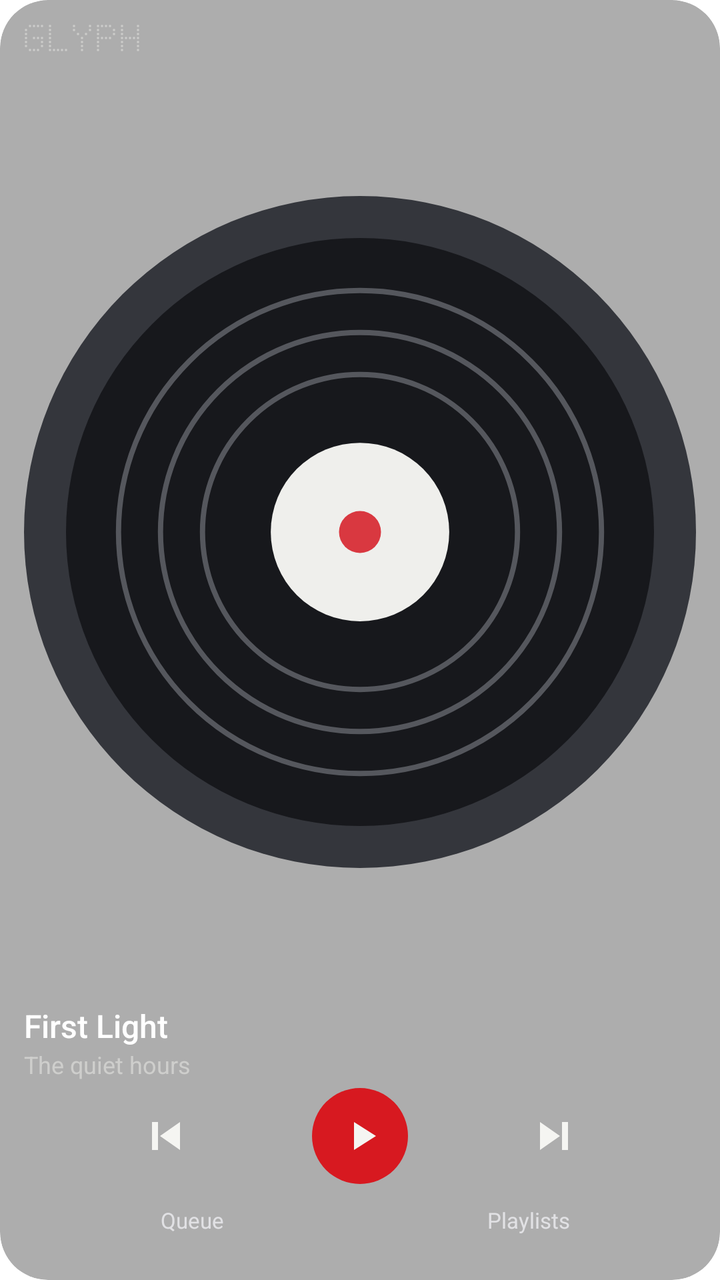
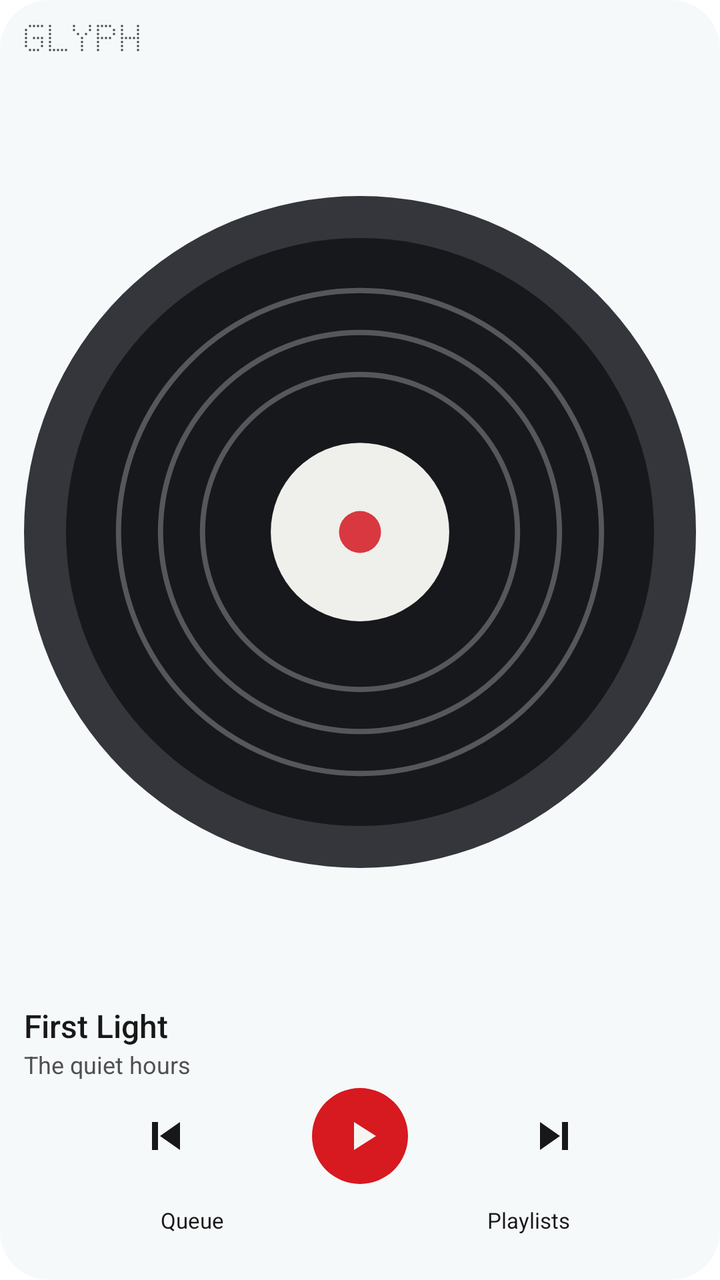

Screens rendered from an Android XML layout before and after an edit, with the pre-edit source and the edit as a unified diff.
<!-- AndroidManifest.xml: fallback theme Theme.MaterialComponents.DayNight.NoActionBar -->
<!-- res/layout/glyph_tall_preview.xml -->
<FrameLayout xmlns:android="http://schemas.android.com/apk/res/android" android:id="@+id/widget_root" android:layout_width="match_parent" android:layout_height="match_parent" android:background="@drawable/widget_background" android:clipToOutline="true"><ImageView android:id="@+id/widget_surface" android:layout_width="match_parent" android:layout_height="match_parent" android:scaleType="fitXY" android:importantForAccessibility="no" /><LinearLayout android:layout_width="match_parent" android:layout_height="match_parent" android:orientation="vertical" android:padding="12dp"><ImageView android:layout_width="60dp" android:layout_height="14dp" android:layout_marginBottom="4dp" android:src="@drawable/widget_brand" android:contentDescription="Glyph Music" /><ImageView android:id="@+id/widget_record" android:layout_width="match_parent" android:layout_height="0dp" android:layout_weight="1" android:layout_marginVertical="8dp" android:src="@drawable/widget_album_placeholder" android:scaleType="fitCenter" android:contentDescription="Album artwork" /><TextView android:id="@+id/track_title" android:layout_width="match_parent" android:layout_height="22dp" android:text="First Light" android:textColor="#FFFFFF" android:textSize="16sp" android:fontFamily="sans-serif-medium" android:maxLines="1" android:ellipsize="end" /><TextView android:id="@+id/track_artist" android:layout_width="match_parent" android:layout_height="20dp" android:text="The quiet hours" android:textColor="#CECECC" android:textSize="12sp" android:maxLines="1" android:ellipsize="end" /><LinearLayout android:layout_width="match_parent" android:layout_height="48dp" android:gravity="center_vertical" android:orientation="horizontal">
    <ImageButton android:id="@+id/previous_track" android:layout_width="0dp" android:layout_weight="1" android:layout_height="48dp" android:padding="4dp" android:background="@android:color/transparent" android:src="@drawable/widget_previous" android:contentDescription="Previous track" />
    <ImageButton android:id="@+id/play_pause" android:layout_width="48dp" android:layout_height="48dp" android:padding="12dp" android:background="@drawable/widget_play_background" android:src="@drawable/widget_play" android:contentDescription="Play" />
    <ImageButton android:id="@+id/next_track" android:layout_width="0dp" android:layout_weight="1" android:layout_height="48dp" android:padding="4dp" android:background="@android:color/transparent" android:src="@drawable/widget_next" android:contentDescription="Next track" />
</LinearLayout><LinearLayout android:id="@+id/widget_shortcuts" android:layout_width="match_parent" android:layout_height="36dp" android:orientation="horizontal">
    <TextView android:id="@+id/queue_shortcut" android:layout_width="0dp" android:layout_weight="1" android:layout_height="match_parent" android:gravity="center" android:text="Queue" android:textSize="11sp" android:textColor="#E1E1E4" />
    <TextView android:id="@+id/playlists_shortcut" android:layout_width="0dp" android:layout_weight="1" android:layout_height="match_parent" android:gravity="center" android:text="Playlists" android:textSize="11sp" android:textColor="#E1E1E4" />
</LinearLayout></LinearLayout></FrameLayout>
<!-- resources referenced by this layout -->
<resources>
  <!-- drawable widget_album_placeholder (drawable) -->
  <vector xmlns:android="http://schemas.android.com/apk/res/android" android:width="128dp" android:height="128dp" android:viewportWidth="128" android:viewportHeight="128">
      <path android:fillColor="#34363C" android:pathData="M64,0a64,64 0,1 0,0 128a64,64 0,1 0,0 -128" />
      <path android:fillColor="#17181C" android:pathData="M64,8a56,56 0,1 0,0 112a56,56 0,1 0,0 -112" />
      <path android:strokeColor="#55575D" android:strokeWidth="1" android:fillColor="#00000000" android:pathData="M64,18a46,46 0,1 0,0 92a46,46 0,1 0,0 -92M64,26a38,38 0,1 0,0 76a38,38 0,1 0,0 -76M64,34a30,30 0,1 0,0 60a30,30 0,1 0,0 -60" />
      <path android:fillColor="#EFEFEC" android:pathData="M64,47a17,17 0,1 0,0 34a17,17 0,1 0,0 -34" />
      <path android:fillColor="#D93840" android:pathData="M64,60a4,4 0,1 0,0 8a4,4 0,1 0,0 -8" />
  </vector>
  <!-- drawable widget_background (drawable) -->
  <shape xmlns:android="http://schemas.android.com/apk/res/android">
      <solid android:color="#58131313" />
      <corners android:radius="24dp" />
  </shape>
  <!-- drawable widget_brand: vector/xml drawable (drawable, 4222 chars, omitted) -->
  <!-- drawable widget_next (drawable) -->
  <vector xmlns:android="http://schemas.android.com/apk/res/android" android:width="24dp" android:height="24dp" android:viewportWidth="24" android:viewportHeight="24"><path android:fillColor="#F5F5F2" android:pathData="M6,5L16,12L6,19ZM17,5H20V19H17Z" /></vector>
  <!-- drawable widget_play (drawable) -->
  <vector xmlns:android="http://schemas.android.com/apk/res/android" android:width="24dp" android:height="24dp" android:viewportWidth="24" android:viewportHeight="24"><path android:fillColor="#F5F5F2" android:pathData="M9,5L20,12L9,19Z" /></vector>
  <!-- drawable widget_play_background (drawable) -->
  <shape xmlns:android="http://schemas.android.com/apk/res/android" android:shape="oval">
      <solid android:color="#D71920" />
  </shape>
  <!-- drawable widget_previous (drawable) -->
  <vector xmlns:android="http://schemas.android.com/apk/res/android" android:width="24dp" android:height="24dp" android:viewportWidth="24" android:viewportHeight="24"><path android:fillColor="#F5F5F2" android:pathData="M18,5L8,12L18,19ZM4,5H7V19H4Z" /></vector>
</resources>

<!-- the commit's change to res/layout/glyph_tall_preview.xml (unified diff, before → after) -->
@@ -1,8 +1,8 @@
-<FrameLayout xmlns:android="http://schemas.android.com/apk/res/android" android:id="@+id/widget_root" android:layout_width="match_parent" android:layout_height="match_parent" android:background="@drawable/widget_background" android:clipToOutline="true"><ImageView android:id="@+id/widget_surface" android:layout_width="match_parent" android:layout_height="match_parent" android:scaleType="fitXY" android:importantForAccessibility="no" /><LinearLayout android:layout_width="match_parent" android:layout_height="match_parent" android:orientation="vertical" android:padding="12dp"><ImageView android:layout_width="60dp" android:layout_height="14dp" android:layout_marginBottom="4dp" android:src="@drawable/widget_brand" android:contentDescription="Glyph Music" /><ImageView android:id="@+id/widget_record" android:layout_width="match_parent" android:layout_height="0dp" android:layout_weight="1" android:layout_marginVertical="8dp" android:src="@drawable/widget_album_placeholder" android:scaleType="fitCenter" android:contentDescription="Album artwork" /><TextView android:id="@+id/track_title" android:layout_width="match_parent" android:layout_height="22dp" android:text="First Light" android:textColor="#FFFFFF" android:textSize="16sp" android:fontFamily="sans-serif-medium" android:maxLines="1" android:ellipsize="end" /><TextView android:id="@+id/track_artist" android:layout_width="match_parent" android:layout_height="20dp" android:text="The quiet hours" android:textColor="#CECECC" android:textSize="12sp" android:maxLines="1" android:ellipsize="end" /><LinearLayout android:layout_width="match_parent" android:layout_height="48dp" android:gravity="center_vertical" android:orientation="horizontal">
+<FrameLayout xmlns:android="http://schemas.android.com/apk/res/android" android:id="@+id/widget_root" android:forceDarkAllowed="false" android:layout_width="match_parent" android:layout_height="match_parent" android:background="@drawable/widget_background" android:clipToOutline="true"><ImageView android:id="@+id/widget_surface" android:layout_width="match_parent" android:layout_height="match_parent" android:scaleType="fitXY" android:importantForAccessibility="no" /><LinearLayout android:layout_width="match_parent" android:layout_height="match_parent" android:orientation="vertical" android:padding="12dp"><ImageView android:id="@+id/widget_brand" android:layout_width="60dp" android:layout_height="14dp" android:layout_marginBottom="4dp" android:src="@drawable/widget_brand" android:contentDescription="Glyph Music" /><ImageView android:id="@+id/widget_record" android:layout_width="match_parent" android:layout_height="0dp" android:layout_weight="1" android:layout_marginVertical="8dp" android:src="@drawable/widget_album_placeholder" android:scaleType="fitCenter" android:contentDescription="Album artwork" /><TextView android:id="@+id/track_title" android:layout_width="match_parent" android:layout_height="22dp" android:text="First Light" android:textColor="@color/widget_primary" android:textSize="16sp" android:fontFamily="sans-serif-medium" android:maxLines="1" android:ellipsize="end" /><TextView android:id="@+id/track_artist" android:layout_width="match_parent" android:layout_height="20dp" android:text="The quiet hours" android:textColor="@color/widget_secondary" android:textSize="12sp" android:maxLines="1" android:ellipsize="end" /><LinearLayout android:layout_width="match_parent" android:layout_height="48dp" android:gravity="center_vertical" android:orientation="horizontal">
     <ImageButton android:id="@+id/previous_track" android:layout_width="0dp" android:layout_weight="1" android:layout_height="48dp" android:padding="4dp" android:background="@android:color/transparent" android:src="@drawable/widget_previous" android:contentDescription="Previous track" />
     <ImageButton android:id="@+id/play_pause" android:layout_width="48dp" android:layout_height="48dp" android:padding="12dp" android:background="@drawable/widget_play_background" android:src="@drawable/widget_play" android:contentDescription="Play" />
     <ImageButton android:id="@+id/next_track" android:layout_width="0dp" android:layout_weight="1" android:layout_height="48dp" android:padding="4dp" android:background="@android:color/transparent" android:src="@drawable/widget_next" android:contentDescription="Next track" />
 </LinearLayout><LinearLayout android:id="@+id/widget_shortcuts" android:layout_width="match_parent" android:layout_height="36dp" android:orientation="horizontal">
-    <TextView android:id="@+id/queue_shortcut" android:layout_width="0dp" android:layout_weight="1" android:layout_height="match_parent" android:gravity="center" android:text="Queue" android:textSize="11sp" android:textColor="#E1E1E4" />
-    <TextView android:id="@+id/playlists_shortcut" android:layout_width="0dp" android:layout_weight="1" android:layout_height="match_parent" android:gravity="center" android:text="Playlists" android:textSize="11sp" android:textColor="#E1E1E4" />
+    <TextView android:id="@+id/queue_shortcut" android:layout_width="0dp" android:layout_weight="1" android:layout_height="match_parent" android:gravity="center" android:text="Queue" android:textSize="11sp" android:textColor="@color/widget_primary" />
+    <TextView android:id="@+id/playlists_shortcut" android:layout_width="0dp" android:layout_weight="1" android:layout_height="match_parent" android:gravity="center" android:text="Playlists" android:textSize="11sp" android:textColor="@color/widget_primary" />
 </LinearLayout></LinearLayout></FrameLayout>
<!-- resource entries referenced after the edit -->
@@ -1,5 +1,7 @@
 <!-- resources referenced by this layout -->
 <resources>
+  <color name="widget_primary">#181818</color>
+  <color name="widget_secondary">#505050</color>
   <!-- drawable widget_album_placeholder (drawable) -->
   <vector xmlns:android="http://schemas.android.com/apk/res/android" android:width="128dp" android:height="128dp" android:viewportWidth="128" android:viewportHeight="128">
       <path android:fillColor="#34363C" android:pathData="M64,0a64,64 0,1 0,0 128a64,64 0,1 0,0 -128" />
@@ -10,12 +12,12 @@
   </vector>
   <!-- drawable widget_background (drawable) -->
   <shape xmlns:android="http://schemas.android.com/apk/res/android">
-      <solid android:color="#58131313" />
+      <solid android:color="@color/widget_surface" />
       <corners android:radius="24dp" />
   </shape>
-  <!-- drawable widget_brand: vector/xml drawable (drawable, 4222 chars, omitted) -->
+  <!-- drawable widget_brand: vector/xml drawable (drawable, 4238 chars, omitted) -->
   <!-- drawable widget_next (drawable) -->
-  <vector xmlns:android="http://schemas.android.com/apk/res/android" android:width="24dp" android:height="24dp" android:viewportWidth="24" android:viewportHeight="24"><path android:fillColor="#F5F5F2" android:pathData="M6,5L16,12L6,19ZM17,5H20V19H17Z" /></vector>
+  <vector xmlns:android="http://schemas.android.com/apk/res/android" android:width="24dp" android:height="24dp" android:viewportWidth="24" android:viewportHeight="24"><path android:fillColor="@color/widget_primary" android:pathData="M6,5L16,12L6,19ZM17,5H20V19H17Z" /></vector>
   <!-- drawable widget_play (drawable) -->
   <vector xmlns:android="http://schemas.android.com/apk/res/android" android:width="24dp" android:height="24dp" android:viewportWidth="24" android:viewportHeight="24"><path android:fillColor="#F5F5F2" android:pathData="M9,5L20,12L9,19Z" /></vector>
   <!-- drawable widget_play_background (drawable) -->
@@ -23,6 +25,7 @@
       <solid android:color="#D71920" />
   </shape>
   <!-- drawable widget_previous (drawable) -->
-  <vector xmlns:android="http://schemas.android.com/apk/res/android" android:width="24dp" android:height="24dp" android:viewportWidth="24" android:viewportHeight="24"><path android:fillColor="#F5F5F2" android:pathData="M18,5L8,12L18,19ZM4,5H7V19H4Z" /></vector>
+  <vector xmlns:android="http://schemas.android.com/apk/res/android" android:width="24dp" android:height="24dp" android:viewportWidth="24" android:viewportHeight="24"><path android:fillColor="@color/widget_primary" android:pathData="M18,5L8,12L18,19ZM4,5H7V19H4Z" /></vector>
+  <color name="widget_surface">#66E8F0F2</color>
 </resources>
 
